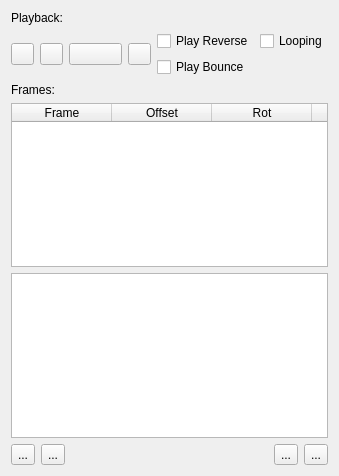
Above: DesignerTool/src/WidgetSpriteState.ui from GameOverture/HarmonyEngine before the change. Below: the same form after it.
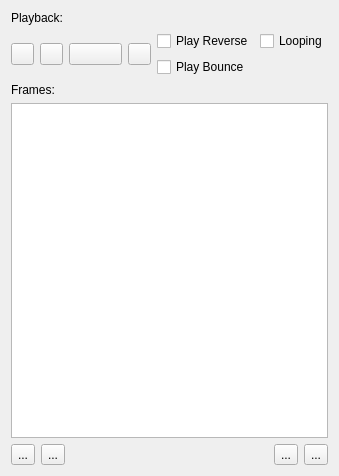
That is the form after the change.

Commit message: Replaced the QTableWidget with QTableView, needs some fixes on ordering and removing, etc

The edit to the form file:
```diff
--- a/DesignerTool/src/WidgetSpriteState.ui
+++ b/DesignerTool/src/WidgetSpriteState.ui
@@ -113,65 +113,6 @@
      </property>
     </widget>
    </item>
-   <item>
-    <widget class="QTableWidget" name="frames">
-     <property name="horizontalScrollBarPolicy">
-      <enum>Qt::ScrollBarAlwaysOff</enum>
-     </property>
-     <property name="selectionMode">
-      <enum>QAbstractItemView::SingleSelection</enum>
-     </property>
-     <property name="selectionBehavior">
-      <enum>QAbstractItemView::SelectRows</enum>
-     </property>
-     <property name="horizontalScrollMode">
-      <enum>QAbstractItemView::ScrollPerPixel</enum>
-     </property>
-     <property name="columnCount">
-      <number>5</number>
-     </property>
-     <attribute name="horizontalHeaderCascadingSectionResizes">
-      <bool>false</bool>
-     </attribute>
-     <attribute name="horizontalHeaderDefaultSectionSize">
-      <number>100</number>
-     </attribute>
-     <attribute name="horizontalHeaderStretchLastSection">
-      <bool>false</bool>
-     </attribute>
-     <column>
-      <property name="text">
-       <string>Frame</string>
-      </property>
-     </column>
-     <column>
-      <property name="text">
-       <string>Offset</string>
-      </property>
-     </column>
-     <column>
-      <property name="text">
-       <string>Rot</string>
-      </property>
-      <property name="toolTip">
-       <string extracomment="Rotation"/>
-      </property>
-     </column>
-     <column>
-      <property name="text">
-       <string>Scale</string>
-      </property>
-     </column>
-     <column>
-      <property name="text">
-       <string>Dur</string>
-      </property>
-      <property name="toolTip">
-       <string extracomment="Duration"/>
-      </property>
-     </column>
-    </widget>
-   </item>
    <item>
     <widget class="QTableView" name="framesView">
      <property name="horizontalScrollBarPolicy">
```
The commit also changes 3 other files.
